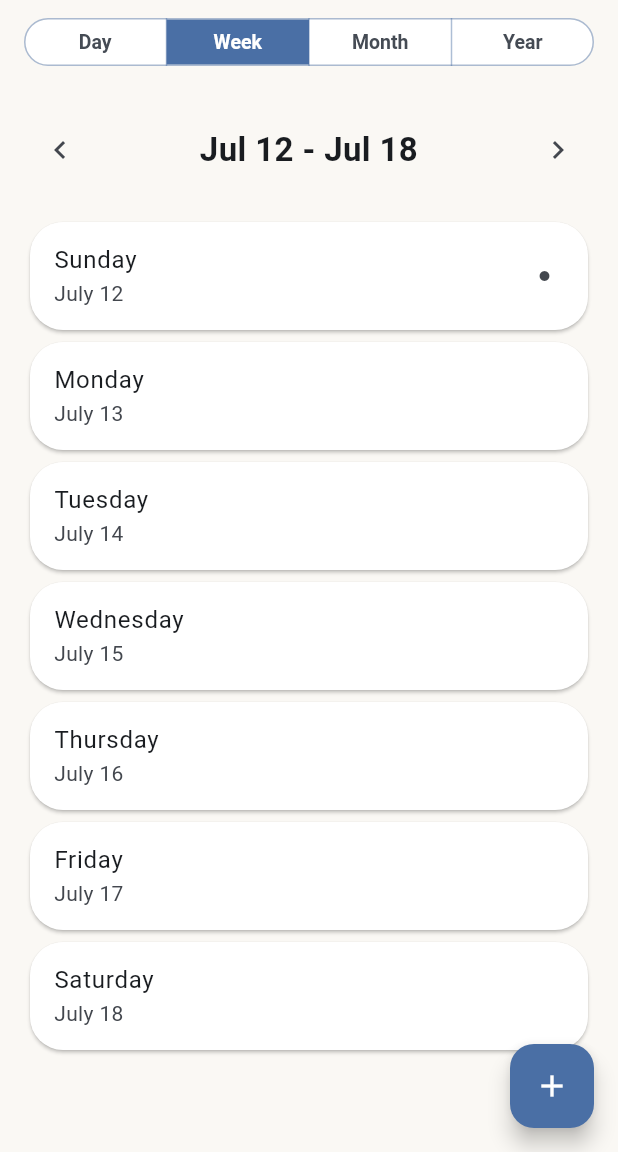
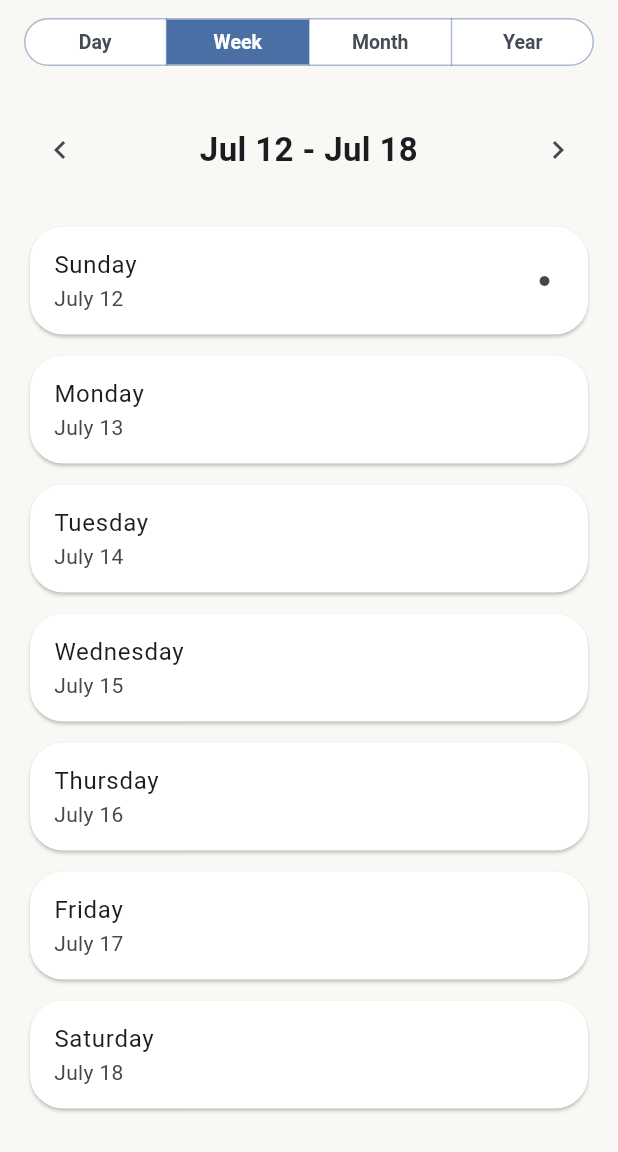
Before and after one commit to BryanDossey/ToDoToDay, a Flutter app: the screen it shows after launch, after a tap on the "chevron right" icon, after a tap on "Week", on a phone screen of 412 x 824 dp, the part 84-1236 px from its top. Run offline on Flutter 3.47's test engine with Material 3 defaults, Android fonts, the light colour scheme and no system bars; our stand-ins replace hive_flutter; accounts and stored records are empty.

```diff
--- a/lib/screens/home_screen.dart
+++ b/lib/screens/home_screen.dart
@@ -33,6 +33,8 @@ class _HomeScreenState extends State<HomeScreen> {
   Task? lastChangedTask;
   TaskStatus? previousStatus;
   DateTime? previousDate;
+
+bool showCompletedTasks = true;
 
   @override
   void initState() {
@@ -643,14 +645,43 @@ Widget buildViewSelector() {
 
       if (completedTasks.isNotEmpty) ...[
   const SizedBox(height: 24),
-        const Text(
-          "Done Today",
+
+  InkWell(
+    borderRadius: BorderRadius.circular(12),
+    onTap: () {
+      HapticFeedback.selectionClick();
+
+      setState(() {
+        showCompletedTasks = !showCompletedTasks;
+      });
+    },
+    child: Padding(
+      padding: const EdgeInsets.symmetric(vertical: 6),
+      child: Row(
+        children: [
+          Expanded(
+            child: Text(
+              "Done Today (${completedTasks.length})",
               style: TextStyle(
-            fontSize: 22,
+  fontSize: 18,
   fontWeight: FontWeight.bold,
+  color: Color(0xFF5A5F66),
 ),
             ),
+          ),
+          Icon(
+            showCompletedTasks
+                ? Icons.keyboard_arrow_down
+                : Icons.chevron_right,
+          ),
+        ],
+      ),
+    ),
+  ),
+
+  if (showCompletedTasks) ...[
     const SizedBox(height: 10),
+
     for (final task in completedTasks)
       TaskCard(
         title: task.title,
@@ -660,8 +691,10 @@ Widget buildViewSelector() {
       ),
   ],
 ],
+],
 );
 }
+
   Widget buildWeekView() {
   final startOfWeek =
       selectedDate.subtract(Duration(days: selectedDate.weekday % 7));
@@ -717,7 +750,9 @@ Widget buildViewSelector() {
       const SizedBox(height: 20),
 
       for (final day in weekDays)
-        Card(
+  Padding(
+    padding: const EdgeInsets.symmetric(vertical: 3),
+    child: Card(
       child: ListTile(
             title: Text(DateFormat('EEEE').format(day)),
             subtitle: Text(DateFormat('MMMM d').format(day)),
@@ -745,6 +780,7 @@ Widget buildViewSelector() {
                 currentView = CalendarView.day;
               });
             },
+          ),
         ),
   ),
     ],
@@ -969,6 +1005,9 @@ Widget buildYearView() {
         ),
         itemBuilder: (context, index) {
           final month = months[index];
+          final isSelectedMonth =
+            month.year == selectedDate.year &&
+            month.month == selectedDate.month;
 
           return InkWell(
             borderRadius: BorderRadius.circular(12),
@@ -983,6 +1022,12 @@ Widget buildYearView() {
               decoration: BoxDecoration(
   color: Colors.blue.withOpacity(0.1),
   borderRadius: BorderRadius.circular(12),
+  border: isSelectedMonth
+      ? Border.all(
+          color: const Color(0xFF355A8A),
+          width: 2.5,
+        )
+      : null,
 ),
               child: Center(
                 child: Text(
@@ -1038,10 +1083,12 @@ Widget buildYearView() {
   ],
 ),
 
-      floatingActionButton: FloatingActionButton(
+      floatingActionButton: currentView == CalendarView.day
+    ? FloatingActionButton(
         onPressed: showAddTaskDialog,
         child: const Icon(Icons.add),
-      ),
+      )
+    : null,
     );
   }
 }
```
Also changed, not shown: pubspec.yaml (+7 -0 lines), assets/Check.svg (added), assets/icons/APP_Icon_2x2.jpg (added), assets/icons/app_icon.png (added), pubspec.lock, 34 other files. Lines whose indentation alone changed are shown as unchanged.
